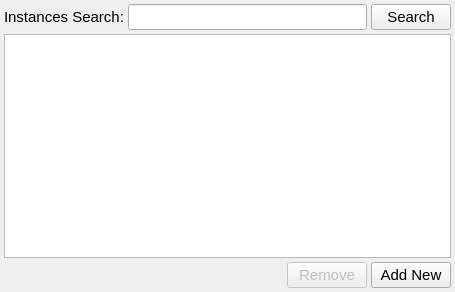
bisegni/chaosframework, file ccs/script/ScriptInstanceManagerWidget.ui: the form before one commit.
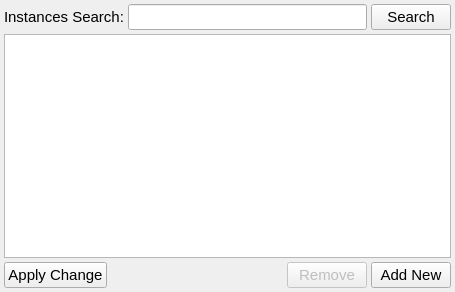
The form after the commit.

The edit to the form file:
```diff
--- a/ccs/script/ScriptInstanceManagerWidget.ui
+++ b/ccs/script/ScriptInstanceManagerWidget.ui
@@ -95,6 +95,18 @@
    </item>
    <item>
     <layout class="QHBoxLayout" name="horizontalLayout_2">
+     <item>
+      <widget class="QPushButton" name="pushButtonApplyChange">
+       <property name="font">
+        <font>
+         <pointsize>11</pointsize>
+        </font>
+       </property>
+       <property name="text">
+        <string>Apply Change</string>
+       </property>
+      </widget>
+     </item>
      <item>
       <spacer name="horizontalSpacer">
        <property name="orientation">
```
Left out of the diff: 6 changed lines with no effect on the pictures.
